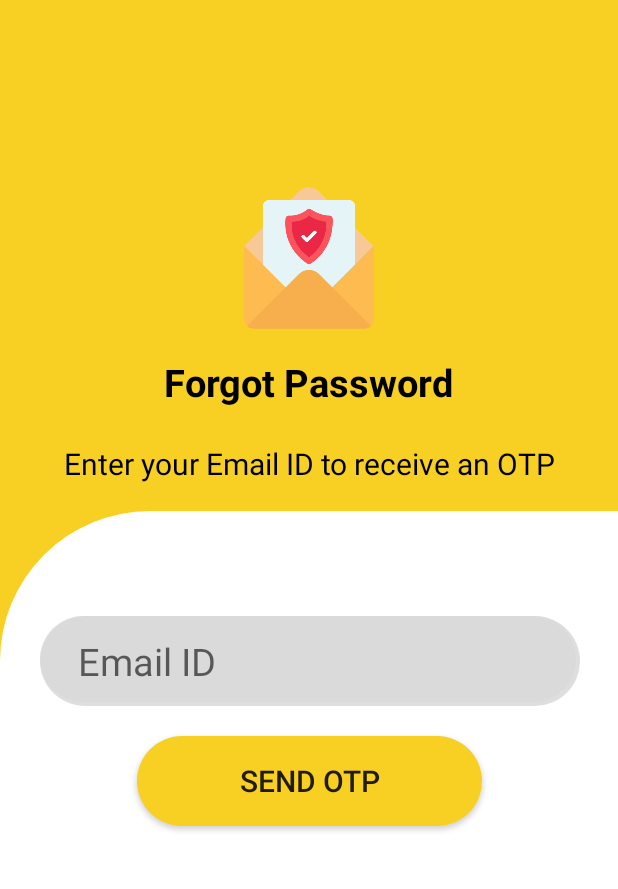
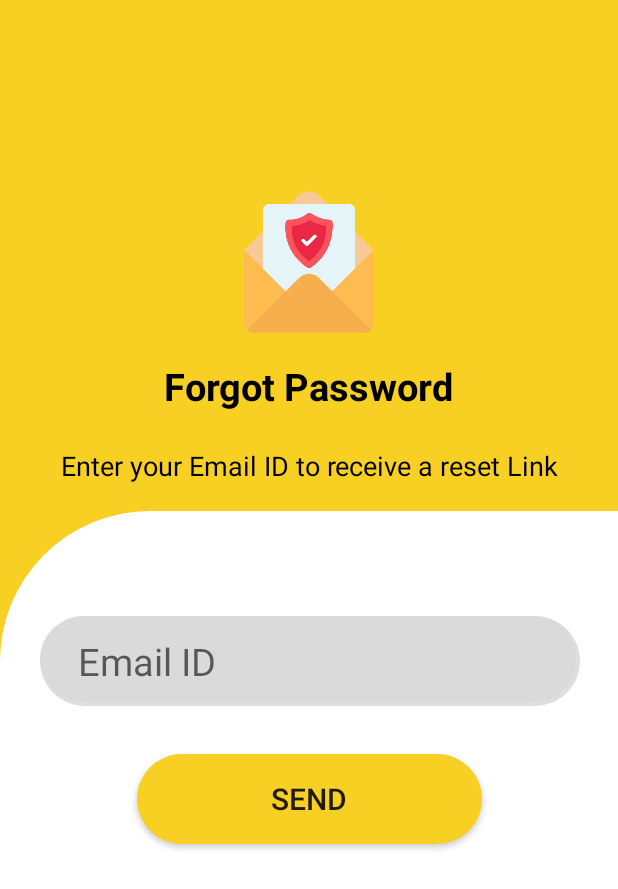
Before and after one commit to Bscit172185/RentoLast, an Android app: the ForgotPassword_Activity screen opened directly, with no data from a screen before it, on a phone screen of 412 x 824 dp. Shown: the top 889 px of the screen. Run offline under Robolectric (Android 15) with nearby library versions, the phone set to English and light mode, and no system bars; our stand-ins replace Firebase (no records; nobody signed in at launch, a user with empty details on screens opened directly).

Commit message:
ForgotPassword_Activity_update-V1.0.0.2

```diff
--- a/app/src/main/java/com/example/rento/ForgotPassword_Activity.java
+++ b/app/src/main/java/com/example/rento/ForgotPassword_Activity.java
@@ -1,13 +1,63 @@
 package com.example.rento;
 
+import androidx.annotation.NonNull;
 import androidx.appcompat.app.AppCompatActivity;
+
+import android.content.Intent;
 import android.os.Bundle;
+import android.util.Patterns;
+import android.view.View;
+import android.widget.Button;
+import android.widget.EditText;
+import android.widget.Toast;
+
+import com.google.android.gms.tasks.OnCompleteListener;
+import com.google.android.gms.tasks.Task;
+import com.google.firebase.auth.FirebaseAuth;
 
 public class ForgotPassword_Activity extends AppCompatActivity {
+    EditText mail;
+    Button send;
+    String email;
+    private FirebaseAuth auth;
 
     @Override
     protected void onCreate(Bundle savedInstanceState) {
         super.onCreate(savedInstanceState);
         setContentView(R.layout.activity_forgot_password);
+        auth=FirebaseAuth.getInstance();
+        mail=findViewById(R.id.editText7);
+        send=findViewById(R.id.sendmail);
+        send.setOnClickListener(new View.OnClickListener() {
+            @Override
+            public void onClick(View view) {
+                validatedata();
+            }
+        });
+    }
+
+    private void validatedata() {
+        email=mail.getText().toString();
+        if(!email.isEmpty()&& Patterns.EMAIL_ADDRESS.matcher(email).matches()){
+            forgetpass();
+        }
+        else {
+            mail.setError("Enter vaild email");
+        }
+    }
+
+    private void forgetpass() {
+        auth.sendPasswordResetEmail(email).addOnCompleteListener(new OnCompleteListener<Void>() {
+            @Override
+            public void onComplete(@NonNull Task<Void> task) {
+                if(task.isSuccessful()){
+                    Toast.makeText(ForgotPassword_Activity.this, "Check you email", Toast.LENGTH_LONG).show();
+                    startActivity(new Intent(ForgotPassword_Activity.this,Login.class));
+                }
+                else {
+                    Toast.makeText(ForgotPassword_Activity.this, "Error:"+task.getException().getMessage(), Toast.LENGTH_SHORT).show();
+                }
+            }
+        });
     }
 }
--- a/app/src/main/java/com/example/rento/SetPasswordForRegistrationFragment.java
+++ b/app/src/main/java/com/example/rento/SetPasswordForRegistrationFragment.java
@@ -116,7 +116,6 @@ public class SetPasswordForRegistrationFragment extends Fragment {
                                             m.put("ImgUrl",SimgUrl);
                                             m.put("Name",name);
                                             m.put("Number",number);
-                                            m.put("Password",cpass);
                                             m.put("Address",Address);
                                             m.put("Latitude",Latitude);
                                             m.put("Longitude",Longitude);
--- a/app/src/main/java/com/example/rento/UsernameRagistrationFragment.java
+++ b/app/src/main/java/com/example/rento/UsernameRagistrationFragment.java
@@ -7,6 +7,7 @@ import android.os.Bundle;
 
 import androidx.annotation.DrawableRes;
 import androidx.annotation.Nullable;
+import androidx.drawerlayout.widget.DrawerLayout;
 import androidx.fragment.app.Fragment;
 import androidx.fragment.app.FragmentTransaction;
 
--- a/app/src/main/res/layout/activity_forgot_password.xml
+++ b/app/src/main/res/layout/activity_forgot_password.xml
@@ -41,9 +41,9 @@
         android:layout_marginStart="40dp"
         android:layout_marginEnd="40dp"
         android:layout_marginBottom="18dp"
-        android:text="Enter your Email ID to receive an OTP"
+        android:text="Enter your Email ID to receive a reset Link"
         android:textColor="@color/black"
-        android:textSize="20dp"
+        android:textSize="18dp"
         app:layout_constraintBottom_toTopOf="@+id/constraintLayout2"
         app:layout_constraintEnd_toEndOf="parent"
         app:layout_constraintStart_toStartOf="parent" />
@@ -64,6 +64,7 @@
             android:hint="Email ID"
             android:textSize="25dp"
             android:paddingStart="25dp"
+            android:inputType="textEmailAddress"
             android:layout_marginStart="25dp"
             android:layout_marginTop="70dp"
             android:layout_marginEnd="26dp"
@@ -75,13 +76,14 @@
         </EditText>
 
         <Button
+            android:id="@+id/sendmail"
             android:layout_width="230dp"
             android:layout_height="60dp"
             android:layout_marginStart="151dp"
-            android:layout_marginTop="20dp"
+            android:layout_marginTop="32dp"
             android:layout_marginEnd="152dp"
             android:background="@drawable/button_layout_standard2"
-            android:text="Send OTP"
+            android:text="Send"
             android:textSize="20dp"
             app:layout_constraintEnd_toEndOf="parent"
             app:layout_constraintStart_toStartOf="parent"
@@ -90,7 +92,6 @@
         </Button>
 
 
-
     </androidx.constraintlayout.widget.ConstraintLayout>
 
 
```
